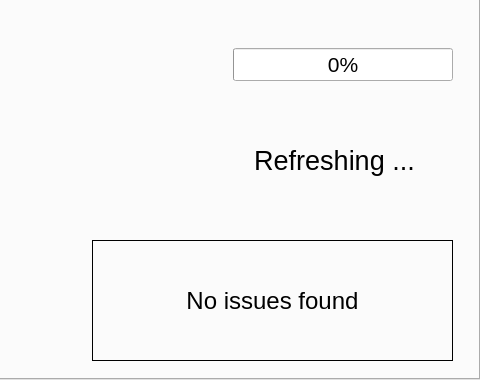
This is gui/ble_gui.ui in LowellInstruments/ddh_new as Qt 5 draws it before an edit; both pictures show x 320 to 800 and y 100 to 480 of the 800 by 480 pixel window. The edited form follows.
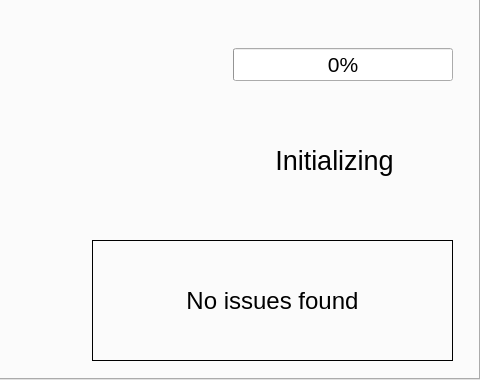
This is the edited form. The open tabs and pages were chosen to show the change. Icons and pictures are not drawn.

```diff
--- a/gui/ble_gui.ui
+++ b/gui/ble_gui.ui
@@ -415,7 +415,7 @@
         </font>
        </property>
        <property name="text">
-        <string>Refreshing ...</string>
+        <string>Initializing</string>
        </property>
        <property name="alignment">
         <set>Qt::AlignCenter</set>
```
Left out of the diff: 4 changed lines with no effect on the pictures.
